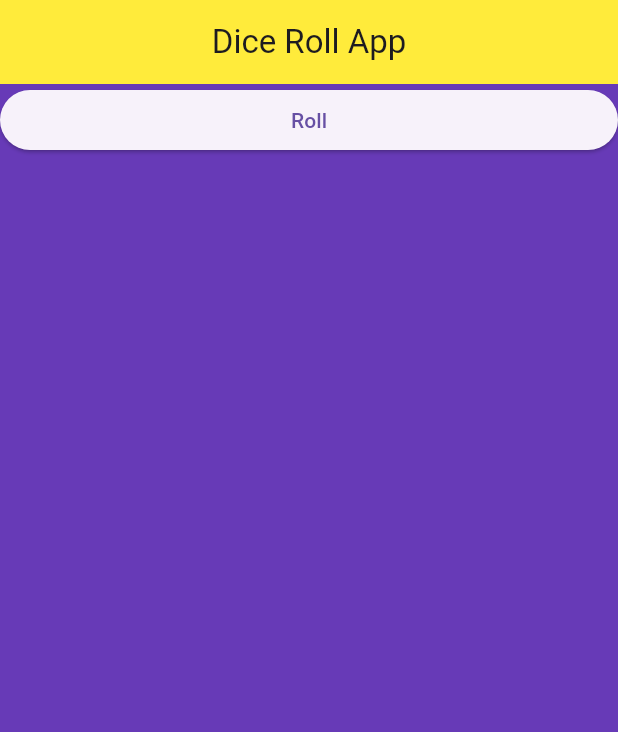
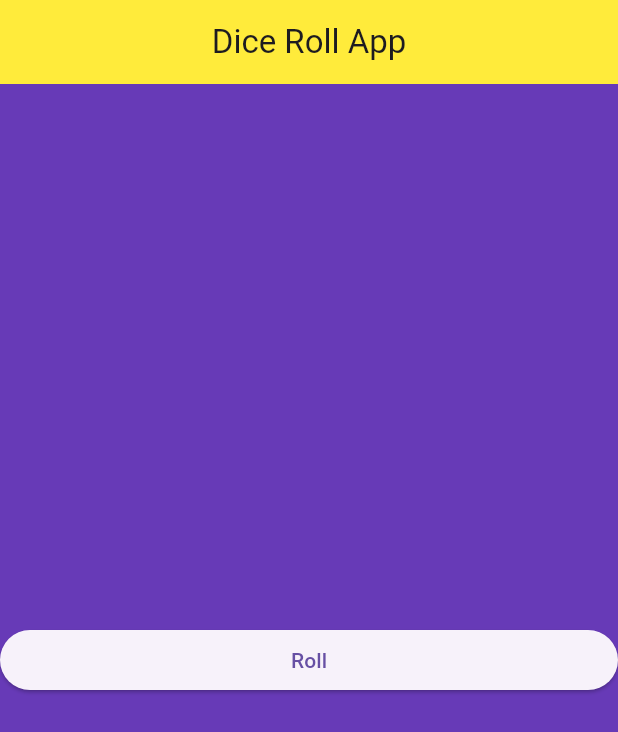
Before and after one commit to nativecrossplatform/Flutter-Dice-Roll, a Flutter app: the screen it shows after launch, on a phone screen of 412 x 824 dp. Shown: the top 732 px of the screen. Run offline on Flutter 3.47's test engine with Material 3 defaults, Android fonts, the phone set to English and light mode, and no system bars.

Commit message:
centering button

```diff
--- a/diceroll/lib/main.dart
+++ b/diceroll/lib/main.dart
@@ -22,7 +22,7 @@ class scaff extends StatelessWidget
           backgroundColor: Colors.yellow,
           title: Center(child: Text('Dice Roll App'))
         ),
-        body: Center(child: Column(children: [roll_dice_button()])),
+        body: Column(children: [roll_dice_button()],mainAxisAlignment: MainAxisAlignment.center),
       );
     }
 }
```
